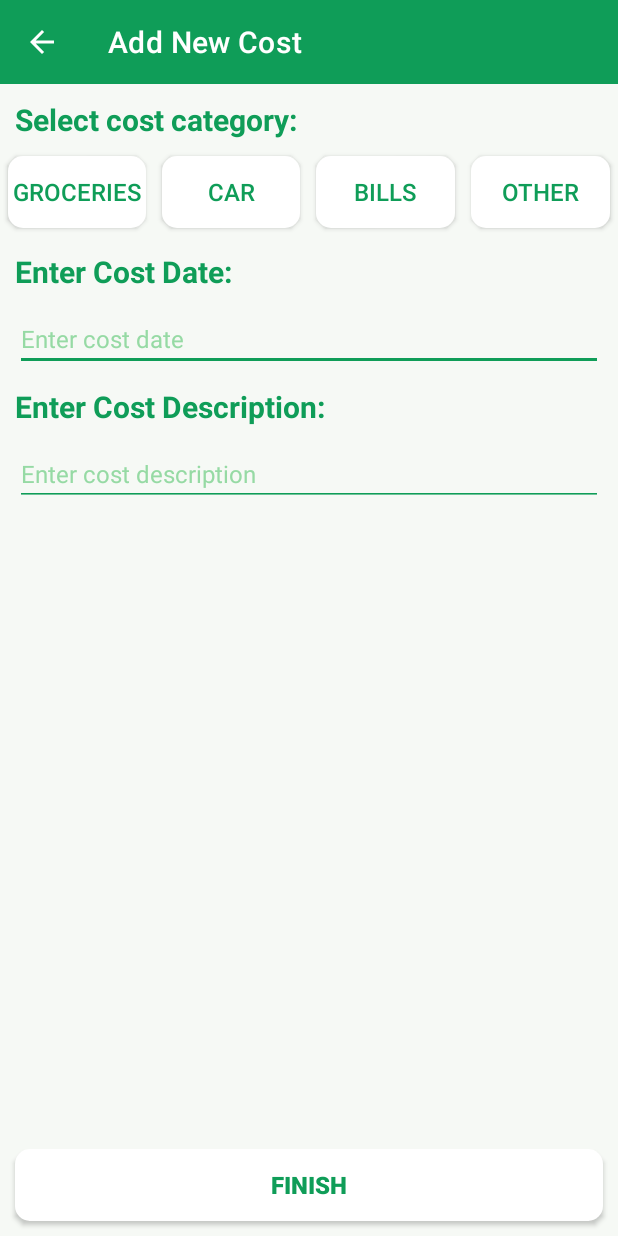
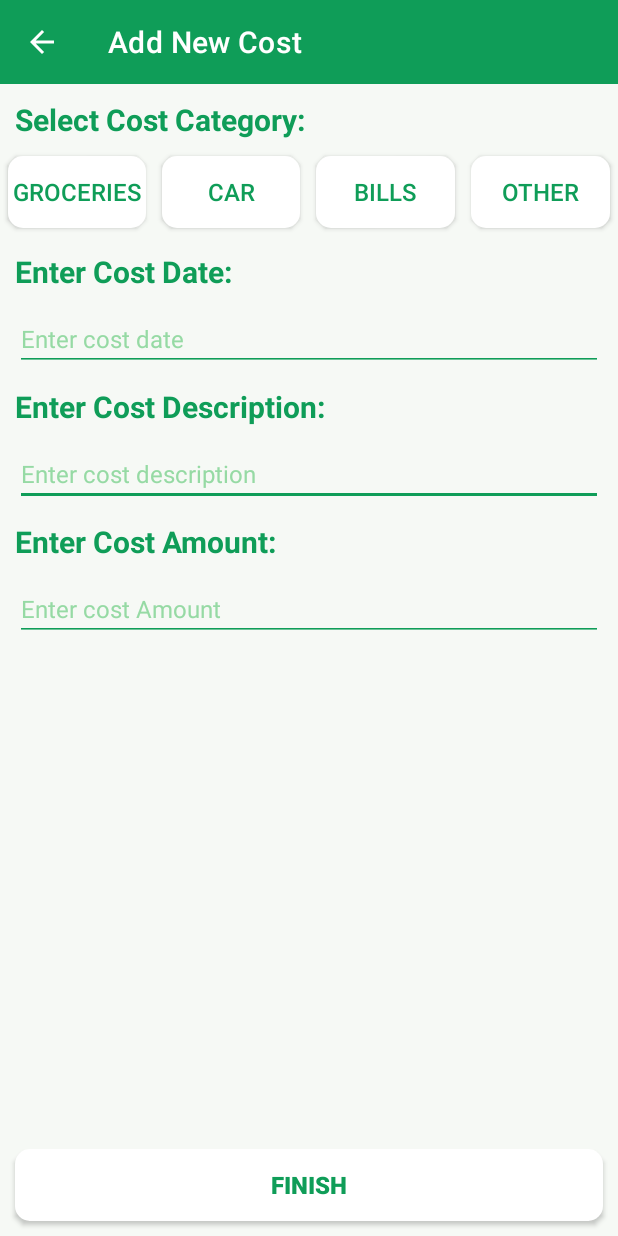
Before and after one commit to DomagojGD/MyCostsApp, an Android app: the AddNewCostActivity screen opened directly, with no data from a screen before it, on a phone screen of 412 x 824 dp. Run offline under Robolectric (Android 15) with nearby library versions, the light colour scheme and no system bars.

Commit message:
Date picker and cost amount edit text added in AddNewCostActivity.kt

```diff
--- a/app/src/main/java/com/example/mycostsapp/activities/AddNewCostActivity.kt
+++ b/app/src/main/java/com/example/mycostsapp/activities/AddNewCostActivity.kt
@@ -1,12 +1,20 @@
 package com.example.mycostsapp.activities
 
+import android.app.DatePickerDialog
 import android.os.Bundle
 import androidx.appcompat.app.AppCompatActivity
 import androidx.core.content.ContextCompat
 import com.example.mycostsapp.R
 import com.example.mycostsapp.databinding.ActivityAddNewCostBinding
+import java.text.SimpleDateFormat
+import java.util.*
 
 private lateinit var binding: ActivityAddNewCostBinding
+
+//Set calendar variable
+private var calendar = Calendar.getInstance()
+//Set date listener variable
+private lateinit var dateSetListener: DatePickerDialog.OnDateSetListener
 
 class AddNewCostActivity : AppCompatActivity() {
     override fun onCreate(savedInstanceState: Bundle?) {
@@ -20,10 +28,14 @@ class AddNewCostActivity : AppCompatActivity() {
             supportActionBar?.title = "Add New Cost"
             supportActionBar?.setDisplayHomeAsUpEnabled(true)
         }
+
+        //Set back button on toolbar
         binding.toolbarAddNewCost.setNavigationOnClickListener {
             onBackPressed()
         }
 
+        //When 'groceries' button is clicked, its color turns green and the rest white.
+        // Also, button text turns white, and text of rest of the buttons turns green.
         binding.btnGroceries.setOnClickListener {
             it.setBackgroundResource(R.drawable.light_green_background)
             binding.btnCar.setBackgroundResource(R.drawable.btn_white_background)
@@ -36,6 +48,8 @@ class AddNewCostActivity : AppCompatActivity() {
             binding.btnOther.setTextColor(ContextCompat.getColor(this, R.color.base_green))
         }
 
+        //When 'car' button is clicked, its color turns green and the rest white.
+        // Also, button text turns white, and text of rest of the buttons turns green.
         binding.btnCar.setOnClickListener {
             it.setBackgroundResource(R.drawable.light_green_background)
             binding.btnGroceries.setBackgroundResource(R.drawable.btn_white_background)
@@ -48,6 +62,8 @@ class AddNewCostActivity : AppCompatActivity() {
             binding.btnOther.setTextColor(ContextCompat.getColor(this, R.color.base_green))
         }
 
+        //When 'bills' button is clicked, its color turns green and the rest white.
+        // Also, button text turns white, and text of rest of the buttons turns green.
         binding.btnBills.setOnClickListener {
             it.setBackgroundResource(R.drawable.light_green_background)
             binding.btnCar.setBackgroundResource(R.drawable.btn_white_background)
@@ -60,6 +76,8 @@ class AddNewCostActivity : AppCompatActivity() {
             binding.btnOther.setTextColor(ContextCompat.getColor(this, R.color.base_green))
         }
 
+        //When 'other' button is clicked, its color turns green and the rest white.
+        // Also, button text turns white, and text of rest of the buttons turns green.
         binding.btnOther.setOnClickListener {
             it.setBackgroundResource(R.drawable.light_green_background)
             binding.btnCar.setBackgroundResource(R.drawable.btn_white_background)
@@ -72,6 +90,26 @@ class AddNewCostActivity : AppCompatActivity() {
             binding.btnOther.setTextColor(ContextCompat.getColor(this, R.color.white))
         }
 
-        //TODO Dodaj opise i date picker dialog
+        //Show date picker dialog when 'etEnterCostDate' is clicked.
+        binding.etEnterCostDate.setOnClickListener {
+
+            val year = calendar.get(Calendar.YEAR)
+            val month = calendar.get(Calendar.MONTH)
+            val dayOfMonth = calendar.get(Calendar.DAY_OF_MONTH)
+
+            //Set date set listener: Create date picker dialog.
+            // When the date is chosen, text of 'etEnterCostDate' will be changed accordingly.
+            dateSetListener = DatePickerDialog.OnDateSetListener { _, year, month, dayOfMonth ->
+
+                calendar.set(Calendar.YEAR, year)
+                calendar.set(Calendar.MONTH, month)
+                calendar.set(Calendar.DAY_OF_MONTH, dayOfMonth)
+
+                val sdf = SimpleDateFormat("dd.MM.yyyy", Locale.getDefault())
+                binding.etEnterCostDate.setText(sdf.format(calendar.time).toString())
+            }
+
+            DatePickerDialog(this@AddNewCostActivity, dateSetListener, year, month, dayOfMonth).show()
+        }
     }
 }
--- a/app/src/main/res/layout/activity_add_new_cost.xml
+++ b/app/src/main/res/layout/activity_add_new_cost.xml
@@ -20,7 +20,7 @@
         android:id="@+id/tvSelectCostCategory"
         android:layout_width="wrap_content"
         android:layout_height="wrap_content"
-        android:text="Select cost category:"
+        android:text="Select Cost Category:"
         android:textStyle="bold"
         android:textColor="@color/base_green"
         android:textSize="20sp"
@@ -111,7 +111,9 @@
         app:layout_constraintStart_toStartOf="parent"
         app:layout_constraintEnd_toEndOf="parent"
         app:layout_constraintTop_toBottomOf="@id/tvEnterCostDate"
-        android:layout_margin="10dp"/>
+        android:layout_margin="10dp"
+        android:focusable="false"
+        android:focusableInTouchMode="false"/>
 
     <TextView
         android:id="@+id/tvEnterCostDescription"
@@ -142,6 +144,35 @@
         app:layout_constraintTop_toBottomOf="@id/tvEnterCostDescription"
         android:layout_margin="10dp"/>
 
+    <TextView
+        android:id="@+id/tvEnterCostAmount"
+        android:layout_width="wrap_content"
+        android:layout_height="wrap_content"
+        android:text="Enter Cost Amount:"
+        android:textSize="20sp"
+        android:textStyle="bold"
+        android:textColor="@color/base_green"
+        app:layout_constraintStart_toStartOf="parent"
+        app:layout_constraintTop_toBottomOf="@id/etEnterCostDescription"
+        android:layout_margin="10dp"/>
+
+    <androidx.appcompat.widget.AppCompatEditText
+        android:id="@+id/etEnterCostAmount"
+        android:layout_width="match_parent"
+        android:layout_height="wrap_content"
+        android:textSize="16sp"
+        android:textColor="@color/base_green"
+        android:hint="Enter cost Amount"
+        android:textColorHint="@color/light_green"
+        android:textColorLink="@color/base_green"
+        android:textColorHighlight="@color/light_green"
+        android:textCursorDrawable="@color/base_green"
+        android:backgroundTint="@color/base_green"
+        app:layout_constraintStart_toStartOf="parent"
+        app:layout_constraintEnd_toEndOf="parent"
+        app:layout_constraintTop_toBottomOf="@id/tvEnterCostAmount"
+        android:layout_margin="10dp"/>
+
     <androidx.appcompat.widget.AppCompatButton
         android:id="@+id/btnAddNewCostFinish"
         android:layout_width="match_parent"
```
